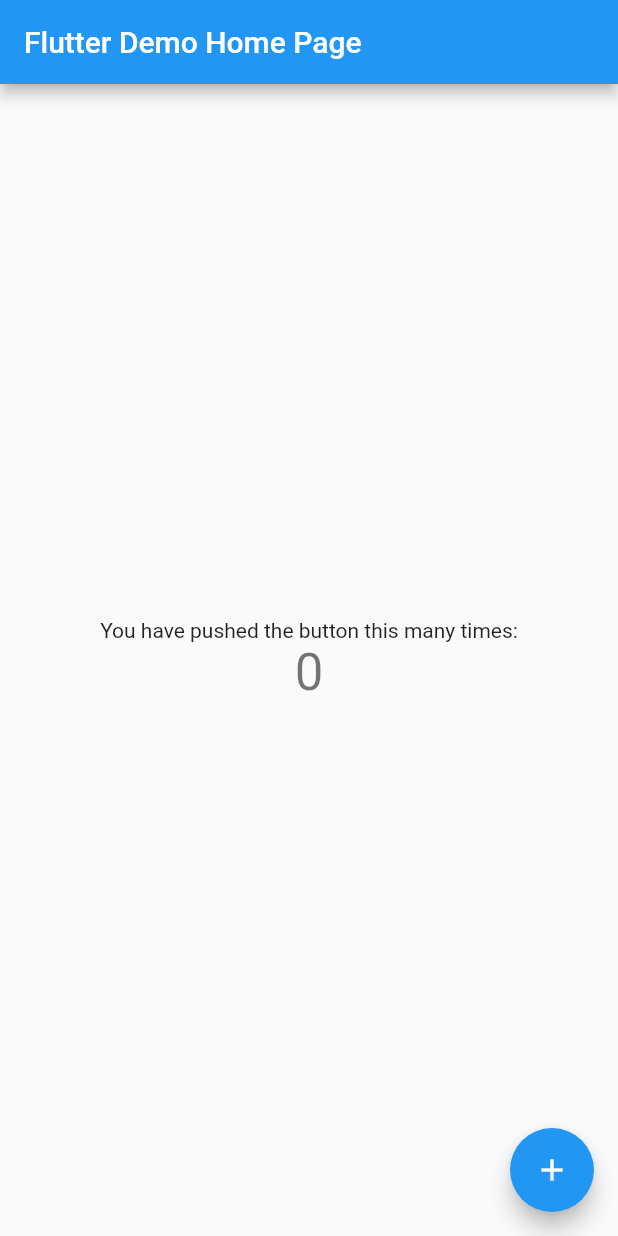
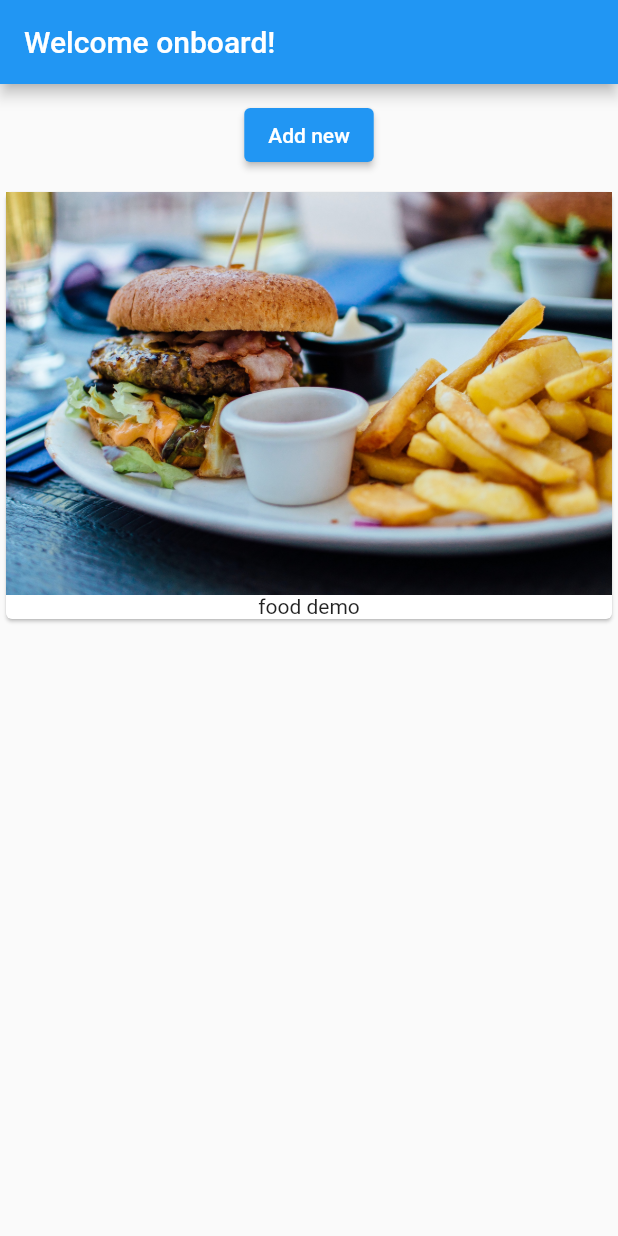
Before and after one commit to talented-vicky/products_app, a Flutter app: the screen it shows after launch, on a phone screen of 412 x 824 dp. Run offline on Flutter 3.47's test engine with Material 2 defaults, Android fonts, the phone set to English and light mode, and no system bars.

Commit message:
creataed a column containing a button and a card that stores an image fetched statically split files into different files to properly manage products and user data

```diff
--- a/lib/main.dart
+++ b/lib/main.dart
@@ -1,115 +1,34 @@
 import 'package:flutter/material.dart';
 
+import './productsmanager.dart';
+
+/*
 void main() {
-  runApp(const MyApp());
+  runApp(MyApp());
+  // return "this will not return";
+} // void means it's a method that returns nothing
+ */
+void main() => runApp(const MyApp());
+
+class MyApp extends StatefulWidget {
+  const MyApp({super.key});
+
+  @override
+  State<MyApp> createState() => _MyAppState();
 }
 
-class MyApp extends StatelessWidget {
-  const MyApp({super.key});
-
-  // This widget is the root of your application.
-  @override
+class _MyAppState extends State<MyApp> {
+  @override //this tells we're overidng already defined methods in StatelessWidget with the code in build(){}
   Widget build(BuildContext context) {
+    //types are necessary build => widget, context => BuildContext
     return MaterialApp(
-      title: 'Flutter Demo',
-      theme: ThemeData(
-        // This is the theme of your application.
-        //
-        // Try running your application with "flutter run". You'll see the
-        // application has a blue toolbar. Then, without quitting the app, try
-        // changing the primarySwatch below to Colors.green and then invoke
-        // "hot reload" (press "r" in the console where you ran "flutter run",
-        // or simply save your changes to "hot reload" in a Flutter IDE).
-        // Notice that the counter didn't reset back to zero; the application
-        // is not restarted.
-        primarySwatch: Colors.blue,
+      debugShowCheckedModeBanner: false,
+      home: Scaffold(
+        appBar: AppBar(
+          title: const Text("Welcome onboard!"),
+        ),
+        body: const ProductsMgr(),
       ),
-      home: const MyHomePage(title: 'Flutter Demo Home Page'),
     );
   }
 }
-
-class MyHomePage extends StatefulWidget {
-  const MyHomePage({super.key, required this.title});
-
-  // This widget is the home page of your application. It is stateful, meaning
-  // that it has a State object (defined below) that contains fields that affect
-  // how it looks.
-
-  // This class is the configuration for the state. It holds the values (in this
-  // case the title) provided by the parent (in this case the App widget) and
-  // used by the build method of the State. Fields in a Widget subclass are
-  // always marked "final".
-
-  final String title;
-
-  @override
-  State<MyHomePage> createState() => _MyHomePageState();
-}
-
-class _MyHomePageState extends State<MyHomePage> {
-  int _counter = 0;
-
-  void _incrementCounter() {
-    setState(() {
-      // This call to setState tells the Flutter framework that something has
-      // changed in this State, which causes it to rerun the build method below
-      // so that the display can reflect the updated values. If we changed
-      // _counter without calling setState(), then the build method would not be
-      // called again, and so nothing would appear to happen.
-      _counter++;
-    });
-  }
-
-  @override
-  Widget build(BuildContext context) {
-    // This method is rerun every time setState is called, for instance as done
-    // by the _incrementCounter method above.
-    //
-    // The Flutter framework has been optimized to make rerunning build methods
-    // fast, so that you can just rebuild anything that needs updating rather
-    // than having to individually change instances of widgets.
-    return Scaffold(
-      appBar: AppBar(
-        // Here we take the value from the MyHomePage object that was created by
-        // the App.build method, and use it to set our appbar title.
-        title: Text(widget.title),
-      ),
-      body: Center(
-        // Center is a layout widget. It takes a single child and positions it
-        // in the middle of the parent.
-        child: Column(
-          // Column is also a layout widget. It takes a list of children and
-          // arranges them vertically. By default, it sizes itself to fit its
-          // children horizontally, and tries to be as tall as its parent.
-          //
-          // Invoke "debug painting" (press "p" in the console, choose the
-          // "Toggle Debug Paint" action from the Flutter Inspector in Android
-          // Studio, or the "Toggle Debug Paint" command in Visual Studio Code)
-          // to see the wireframe for each widget.
-          //
-          // Column has various properties to control how it sizes itself and
-          // how it positions its children. Here we use mainAxisAlignment to
-          // center the children vertically; the main axis here is the vertical
-          // axis because Columns are vertical (the cross axis would be
-          // horizontal).
-          mainAxisAlignment: MainAxisAlignment.center,
-          children: <Widget>[
-            const Text(
-              'You have pushed the button this many times:',
-            ),
-            Text(
-              '$_counter',
-              style: Theme.of(context).textTheme.headlineMedium,
-            ),
-          ],
-        ),
-      ),
-      floatingActionButton: FloatingActionButton(
-        onPressed: _incrementCounter,
-        tooltip: 'Increment',
-        child: const Icon(Icons.add),
-      ), // This trailing comma makes auto-formatting nicer for build methods.
-    );
-  }
-}
--- /dev/null
+++ b/lib/products.dart
@@ -0,0 +1,21 @@
+import 'package:flutter/material.dart';
+
+class Products extends StatelessWidget {
+  final List<String> prods; //this is a variable
+
+  Products(this.prods); //this is passing the varibale as an argument into the
+
+  @override
+  Widget build(BuildContext context) {
+    return Column(
+        children: prods
+            .map(
+              (product) => Card(
+                child: Column(
+                  children: [Image.asset('assets/meal.jpg'), Text(product)],
+                ),
+              ),
+            )
+            .toList());
+  }
+}
--- /dev/null
+++ b/lib/productsmanager.dart
@@ -0,0 +1,33 @@
+import 'package:flutter/material.dart';
+
+import './products.dart';
+
+class ProductsMgr extends StatefulWidget {
+  const ProductsMgr({super.key});
+
+  @override
+  State<ProductsMgr> createState() => _ProductsMgrState();
+}
+
+class _ProductsMgrState extends State<ProductsMgr> {
+  final List<String> _prods = ['food demo'];
+
+  @override
+  Widget build(BuildContext context) {
+    return Column(
+      children: [
+        Container(
+          margin: const EdgeInsets.all(10),
+          child: ElevatedButton(
+              onPressed: () {
+                setState(() {
+                  _prods.add("added this");
+                });
+              },
+              child: const Text('Add new')),
+        ),
+        Products(_prods)
+      ],
+    );
+  }
+}
--- a/pubspec.yaml
+++ b/pubspec.yaml
@@ -59,9 +59,8 @@ flutter:
   uses-material-design: true
 
   # To add assets to your application, add an assets section, like this:
-  # assets:
-  #   - images/a_dot_burr.jpeg
-  #   - images/a_dot_ham.jpeg
+  assets:
+    - assets/meal.jpg
 
   # An image asset can refer to one or more resolution-specific "variants", see
   # https://flutter.dev/assets-and-images/#resolution-aware
```
Also changed, not shown: assets/meal.jpg (added).
